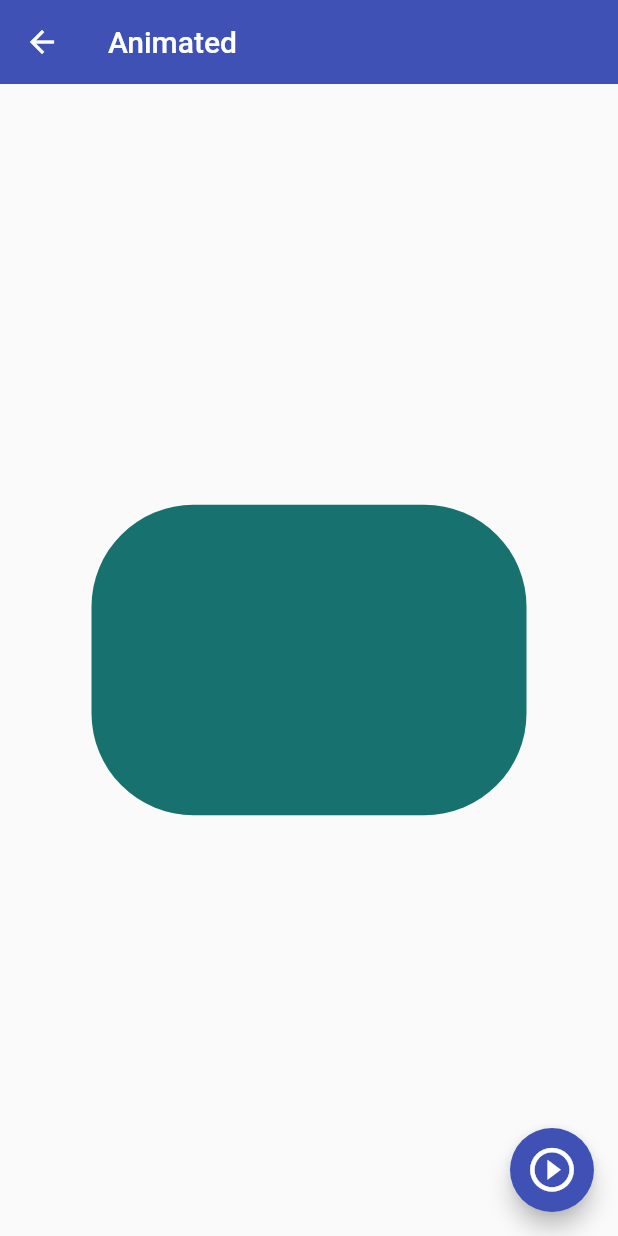
After one commit to JuanShotLC/flutter_componets, a Flutter app: the AnimatedScreen screen opened directly, after a tap on the "play circle outline" icon, on a phone screen of 412 x 824 dp. The commit adds this screen. Run offline on Flutter 3.47's test engine with Material 2 defaults, Android fonts, the phone set to English and light mode, and no system bars.

Commit message:
Animated & Avatar

```diff
--- a/lib/routers/app_routes.dart
+++ b/lib/routers/app_routes.dart
@@ -7,11 +7,12 @@ class AppRoutes {
   static const initalRoute = 'home';
 
   static final menuOptions = <MenuOption>[
-    MenuOption(route: 'home', name: 'Home Screen', screen: const HomeScreen(), icon: Icons.home),
     MenuOption(route: 'listview1', name: 'lista tipo 1', screen: const Listview1Screen(), icon: Icons.list_alt),
     MenuOption(route: 'listview2', name: 'lista tipo 2', screen: const Listview2Screen(), icon: Icons.list),
     MenuOption(route: 'alrt', name: 'Alrtas', screen: const AlertScreen(), icon: Icons.add_alert),
     MenuOption(route: 'card', name: 'Cartas', screen: const CardScreen(), icon: Icons.credit_card),
+    MenuOption(route: 'avatar', name: 'Avatar', screen: const AvatarScreen(), icon: Icons.supervisor_account_outlined),
+    MenuOption(route: 'animated', name: 'Animated Container', screen: const AnimatedScreen(), icon: Icons.place_outlined),
 
   ];
 
@@ -20,7 +21,7 @@ class AppRoutes {
     Map<String, Widget Function(BuildContext)> appRoutes = {};
 
     for (final option in menuOptions) {
-      appRoutes.addAll({ option.route : (BuildContext context) => option.screen });
+      appRoutes.addAll({ 'home' : (BuildContext context) => const HomeScreen() });
     }
     return appRoutes;
   }
--- /dev/null
+++ b/lib/screens/animated_screen.dart
@@ -0,0 +1,64 @@
+import 'dart:math';
+
+import 'package:flutter/material.dart';
+
+class AnimatedScreen extends StatefulWidget {
+
+  const AnimatedScreen({Key? key}) : super(key: key);
+
+  @override
+  State<AnimatedScreen> createState() => _AnimatedScreenState();
+}
+
+class _AnimatedScreenState extends State<AnimatedScreen> {
+
+   double _width = 50;
+   double _height = 50;
+  Color color = Colors.red;
+ BorderRadiusGeometry  _borderRadius = BorderRadius.circular(10);
+
+  void chageShape() {
+                setState(() {
+
+              final random = Random();
+
+              _width = random.nextInt(300).toDouble() + 70;
+              _height = random.nextInt(300).toDouble() + 70;
+
+              color = Color.fromRGBO(
+                random.nextInt(255),
+                random.nextInt(255),
+                random.nextInt(255),
+                1,
+
+            );
+            _borderRadius = BorderRadius.circular(random.nextInt(100).toDouble() + 10);
+          }
+      );
+  }
+
+  @override
+  Widget build(BuildContext context) {
+    return Scaffold(
+      appBar: AppBar(
+        title: const Text('Animated'),
+      ),
+      body:  Center(
+         child: AnimatedContainer(
+          duration: const Duration(milliseconds: 400),
+          curve: Curves.easeOutCubic,
+          height: _height,
+          width: _width,
+          decoration:  BoxDecoration(
+            color:color,
+            borderRadius: _borderRadius
+
+          ),
+         ),
+      ),
+      floatingActionButton: FloatingActionButton(
+        onPressed: chageShape,
+      child: const Icon( Icons.play_circle_outline, size: 35,) ,),
+    );
+  }
+}
--- a/lib/screens/screens.dart
+++ b/lib/screens/screens.dart
@@ -1,5 +1,8 @@
+export 'package:flutter_componets/screens/animated_screen.dart';
+
+export 'package:flutter_componets/screens/alert_screen.dart';
+export 'package:flutter_componets/screens/avatar_screen.dart';
+export 'package:flutter_componets/screens/card_screen.dart';
 export 'package:flutter_componets/screens/home_screen.dart';
-export 'package:flutter_componets/screens/alert_screen.dart';
-export 'package:flutter_componets/screens/card_screen.dart';
 export 'package:flutter_componets/screens/listview1_screen.dart';
 export 'package:flutter_componets/screens/listview2_screen.dart';
```
Also changed, not shown: lib/screens/avatar_screen.dart (added, +30 -0 lines).
